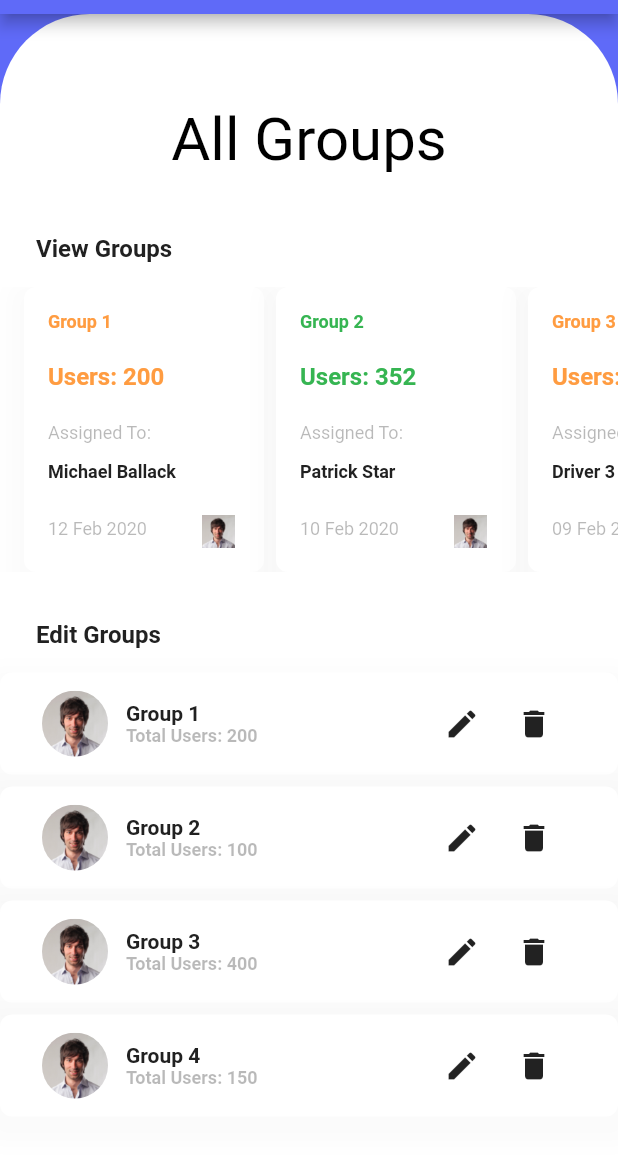
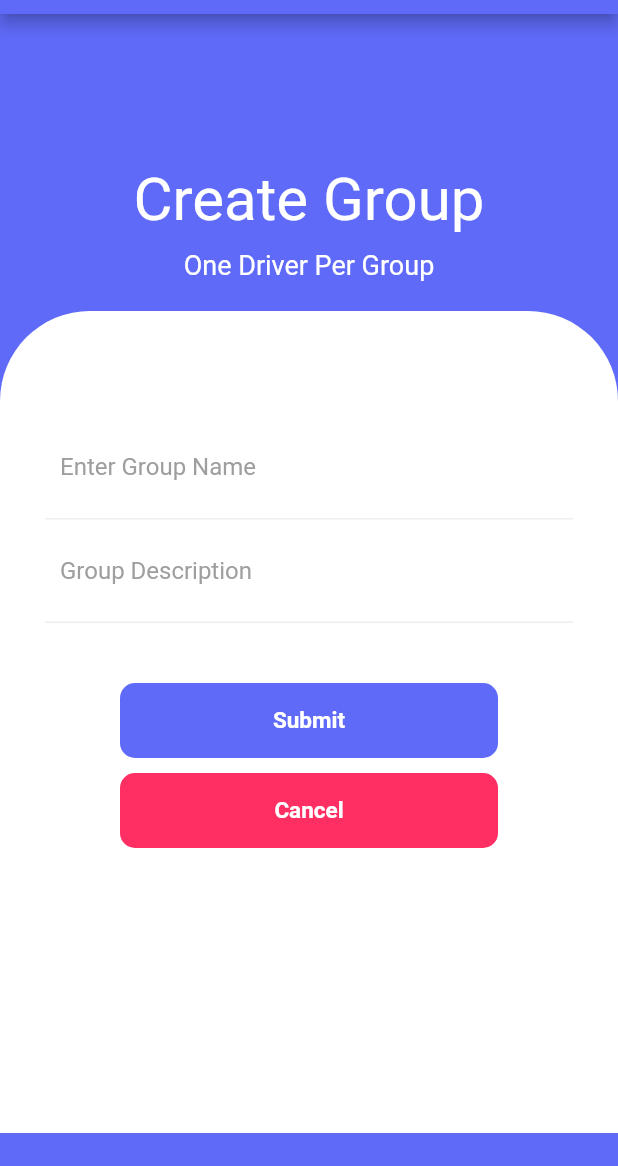
Before and after one commit to frozenparadox99/waterkard-ui, a Flutter app: the ListGroups screen opened directly, after a tap on the "add circle" icon, on a phone screen of 412 x 824 dp, the part 70-1236 px from its top. Run offline on Flutter 3.47's test engine with Material 2 defaults, Android fonts, the phone set to English and light mode, and no system bars; our stand-ins replace dropdown_formfield, firebase_auth, firebase_core, introduction_screen, pinput; missing offline and left inert: card_settings; accounts and stored records are empty.

Commit message:
added: create group page

```diff
--- a/lib/ui/pages/add_new_group_pages/add_group.dart
+++ b/lib/ui/pages/add_new_group_pages/add_group.dart
@@ -0,0 +1,193 @@
+import 'package:flutter/material.dart';
+import 'package:firebase_auth/firebase_auth.dart';
+import 'package:waterkard/ui/pages/add_new_group_pages/list_groups.dart';
+
+import 'package:waterkard/ui/pages/vendor_login_page.dart';
+import 'package:waterkard/ui/widgets/Sidebar.dart';
+
+
+class AddGroup extends StatefulWidget {
+  const AddGroup({Key key}) : super(key: key);
+
+  @override
+  _AddGroupState createState() => _AddGroupState();
+}
+
+class _AddGroupState extends State<AddGroup> {
+
+  String uid;
+
+  String currentStateSelected;
+
+  void initState() {
+    // TODO: implement initState
+    super.initState();
+    uid = FirebaseAuth.instance.currentUser.uid;
+  }
+  @override
+  Widget build(BuildContext context) {
+    return  Scaffold(
+      drawer: Sidebar(),
+      appBar: AppBar(
+        title: Text('Groups'),
+        actions: [
+          IconButton(
+            icon: Icon(Icons.add_circle),
+            onPressed: ()  {},
+          ),
+          IconButton(
+            icon: Icon(Icons.filter_alt),
+            onPressed: ()  {},
+          ),
+          IconButton(
+            icon: Icon(Icons.search),
+            onPressed: ()  {},
+          ),
+          IconButton(
+            icon: Icon(Icons.logout),
+            onPressed: () async {
+              await FirebaseAuth.instance.signOut();
+              Navigator.pushReplacement(
+                  context, MaterialPageRoute(builder: (context) => VendorLoginPage()));
+            },
+          )
+        ],
+      ),
+      body: Container(
+        width: double.infinity,
+        decoration: BoxDecoration(
+
+          color: Color(0xFF5F6AF8),
+        ),
+        child: Column(
+          children: <Widget>[
+            SizedBox(height: 80,),
+            Padding(
+              padding: EdgeInsets.all(20),
+              child: Column(
+                crossAxisAlignment: CrossAxisAlignment.start,
+                children: <Widget>[
+                  Center(
+                    child: Text("Create Group", style: TextStyle(color: Colors.white, fontSize: 40),),
+                  ),
+                  SizedBox(height: 10,),
+                  Center(
+                    child: Text("One Driver Per Group", style: TextStyle(color: Colors.white, fontSize: 18),),
+                  )
+                ],
+              ),
+            ),
+            Expanded(child: SafeArea(
+              child: SingleChildScrollView(
+                physics: BouncingScrollPhysics(),
+                child: Container(
+                  decoration: BoxDecoration(
+                      color: Colors.white,
+                      borderRadius: BorderRadius.only(
+                        topLeft: Radius.circular(60),
+                        topRight: Radius.circular(60),
+                      )
+                  ),
+                  child: Padding(
+                    padding: EdgeInsets.all(30),
+                    child: Column(
+                      children: <Widget>[
+                        SizedBox(height: 40,),
+                        Container(
+                          decoration: BoxDecoration(
+                              color: Colors.white,
+                              borderRadius: BorderRadius.circular(10)
+                          ),
+                          child: Column(
+                            children: <Widget>[
+                              Container(
+                                padding: EdgeInsets.all(10),
+                                decoration: BoxDecoration(
+                                    border: Border(
+                                        bottom: BorderSide(color: Colors.grey[200])
+                                    )
+                                ),
+                                child: TextField(
+                                  decoration: InputDecoration(
+                                      hintText: "Enter Group Name",
+                                      hintStyle: TextStyle(color: Colors.grey),
+                                      border: InputBorder.none
+                                  ),
+                                ),
+                              ),
+                              Container(
+                                padding: EdgeInsets.all(10),
+                                decoration: BoxDecoration(
+                                    border: Border(
+                                        bottom: BorderSide(color: Colors.grey[200])
+                                    )
+                                ),
+                                child: TextField(
+                                  decoration: InputDecoration(
+                                      hintText: "Group Description",
+                                      hintStyle: TextStyle(color: Colors.grey),
+                                      border: InputBorder.none
+                                  ),
+                                ),
+                              ),
+
+
+                            ],
+                          ),
+                        ),
+                        SizedBox(height: 40,),
+
+                        Container(
+                          height: 50,
+                          margin: EdgeInsets.symmetric(horizontal: 50),
+                          decoration: BoxDecoration(
+                            color: Color(0xFF5F6AF8),
+                            borderRadius: BorderRadius.circular(10),
+                          ),
+                          child: Center(
+                            child: Text("Submit",style: TextStyle(
+                                color: Colors.white,
+                                fontSize: 15,
+                                fontWeight: FontWeight.bold
+                            ),),
+                          ),
+                        ),
+                        SizedBox(height: 10,),
+                        InkWell(
+                          onTap: (){
+                            Navigator.pushReplacement(
+                                context, MaterialPageRoute(builder: (context) => ListGroups()));
+                          },
+                          child: Container(
+                            height: 50,
+                            margin: EdgeInsets.symmetric(horizontal: 50),
+                            decoration: BoxDecoration(
+                              color: Color(0xffFF2E63),
+                              borderRadius: BorderRadius.circular(10),
+                            ),
+                            child: Center(
+                              child: Text("Cancel",style: TextStyle(
+                                  color: Colors.white,
+                                  fontSize: 15,
+                                  fontWeight: FontWeight.bold
+                              ),),
+                            ),
+                          ),
+                        ),
+
+                        SizedBox(height: 40,),
+                        SizedBox(height: 40,),
+                        SizedBox(height: 40,),
+                        SizedBox(height: 40,),
+                      ],
+                    ),
+                  ),
+                ),
+              ),
+            ))
+          ],
+        ),
+      ),
+    );
+  }
+}
--- a/lib/ui/pages/add_new_group_pages/list_groups.dart
+++ b/lib/ui/pages/add_new_group_pages/list_groups.dart
@@ -1,5 +1,6 @@
 import 'package:flutter/material.dart';
 import 'package:firebase_auth/firebase_auth.dart';
+import 'package:waterkard/ui/pages/add_new_group_pages/add_group.dart';
 import 'package:waterkard/ui/widgets/Sidebar.dart';
 
 import '../vendor_login_page.dart';
@@ -114,8 +115,8 @@ class _ListGroupsState extends State<ListGroups> {
           IconButton(
             icon: Icon(Icons.add_circle),
             onPressed: ()  {
-              // Navigator.pushReplacement(
-              //     context, MaterialPageRoute(builder: (context) => AddDriver()));
+              Navigator.pushReplacement(
+                  context, MaterialPageRoute(builder: (context) => AddGroup()));
             },
           ),
           IconButton(
```
